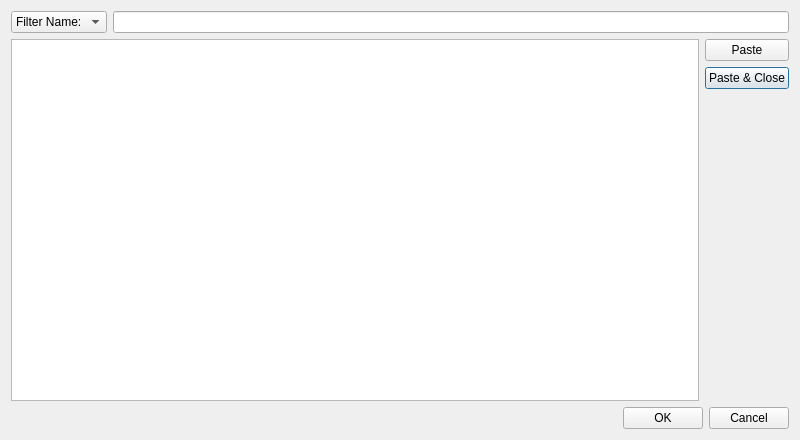
Before: the Qt Designer form src/Sigil/Form_Files/ClipEditor.ui in Sigil-Ebook/Sigil, drawn with Qt 5.
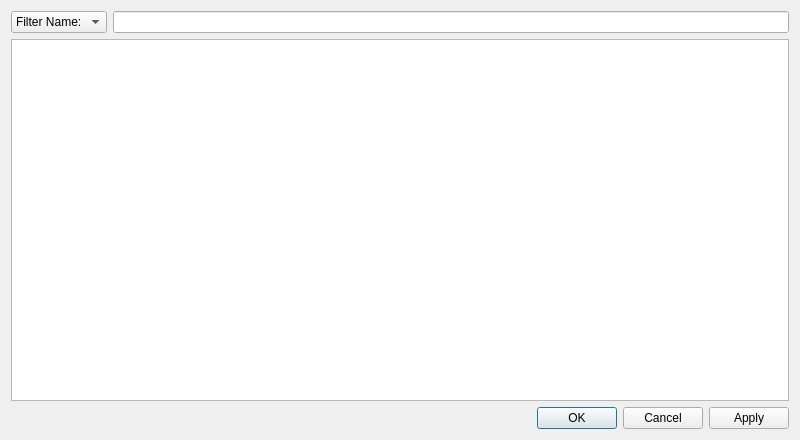
After: the same form once the commit is applied. Custom widgets are drawn as their Qt base class.

Commit message: Update Clip and Search Editor to use an Apply button, change Rename to Edit with F2 shortcut, update tooltip on buttonbox.

Patch:
```diff
--- a/src/Sigil/Form_Files/ClipEditor.ui
+++ b/src/Sigil/Form_Files/ClipEditor.ui
@@ -43,53 +43,17 @@
     <layout class="QHBoxLayout" name="horizontalLayout_2">
      <item>
       <widget class="ClipEditorTreeView" name="ClipEditorTree">
+       <property name="sizePolicy">
+        <sizepolicy hsizetype="Expanding" vsizetype="Expanding">
+         <horstretch>0</horstretch>
+         <verstretch>1</verstretch>
+        </sizepolicy>
+       </property>
        <property name="editTriggers">
         <set>QAbstractItemView::EditKeyPressed</set>
        </property>
       </widget>
      </item>
-     <item>
-      <layout class="QVBoxLayout" name="verticalLayout">
-       <item>
-        <widget class="QPushButton" name="PasteIntoDocument">
-         <property name="toolTip">
-          <string>Paste the selected entry.
-If a group is selected, paste each entry in order.</string>
-         </property>
-         <property name="text">
-          <string>Paste</string>
-         </property>
-        </widget>
-       </item>
-       <item>
-        <widget class="QPushButton" name="PasteAndClose">
-         <property name="toolTip">
-          <string>Paste the selected entry and close the dialog.
-If a group is selected, paste each entry in order.</string>
-         </property>
-         <property name="text">
-          <string>Paste &amp;&amp; Close</string>
-         </property>
-         <property name="default">
-          <bool>true</bool>
-         </property>
-        </widget>
-       </item>
-       <item>
-        <spacer name="verticalSpacer">
-         <property name="orientation">
-          <enum>Qt::Vertical</enum>
-         </property>
-         <property name="sizeHint" stdset="0">
-          <size>
-           <width>20</width>
-           <height>40</height>
-          </size>
-         </property>
-        </spacer>
-       </item>
-      </layout>
-     </item>
     </layout>
    </item>
    <item>
@@ -103,7 +67,7 @@
         <string/>
        </property>
        <property name="standardButtons">
-        <set>QDialogButtonBox::Cancel|QDialogButtonBox::Ok</set>
+        <set>QDialogButtonBox::Apply|QDialogButtonBox::Cancel|QDialogButtonBox::Ok</set>
        </property>
       </widget>
      </item>
```
Left out of the diff: 19 changed lines with no effect on the pictures. The commit also changes 5 other files.
